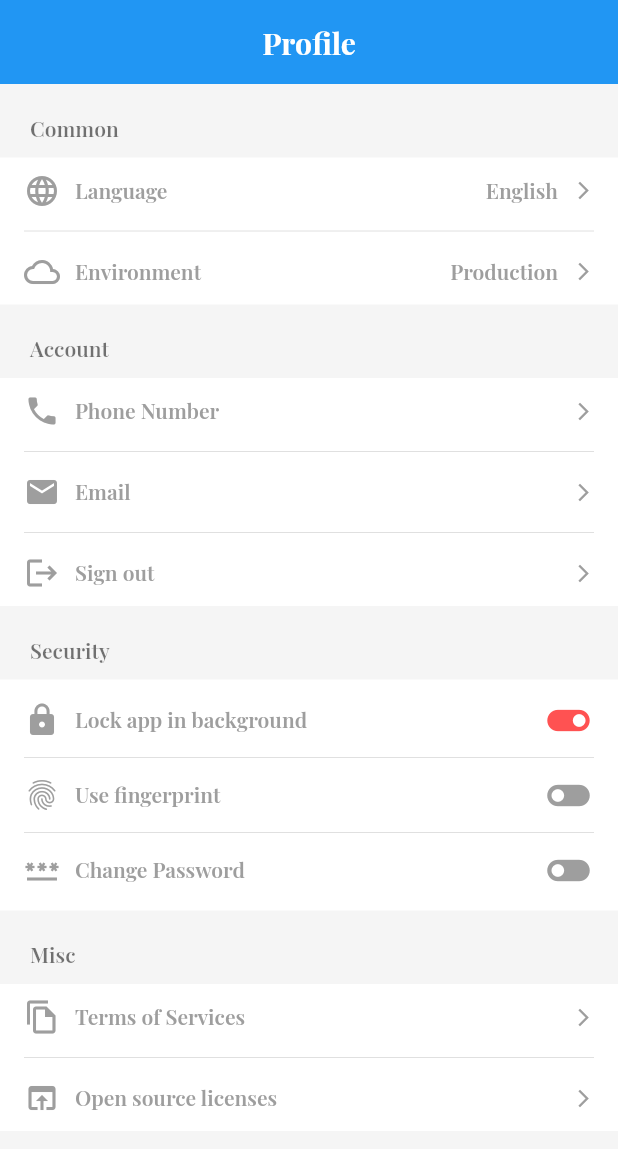
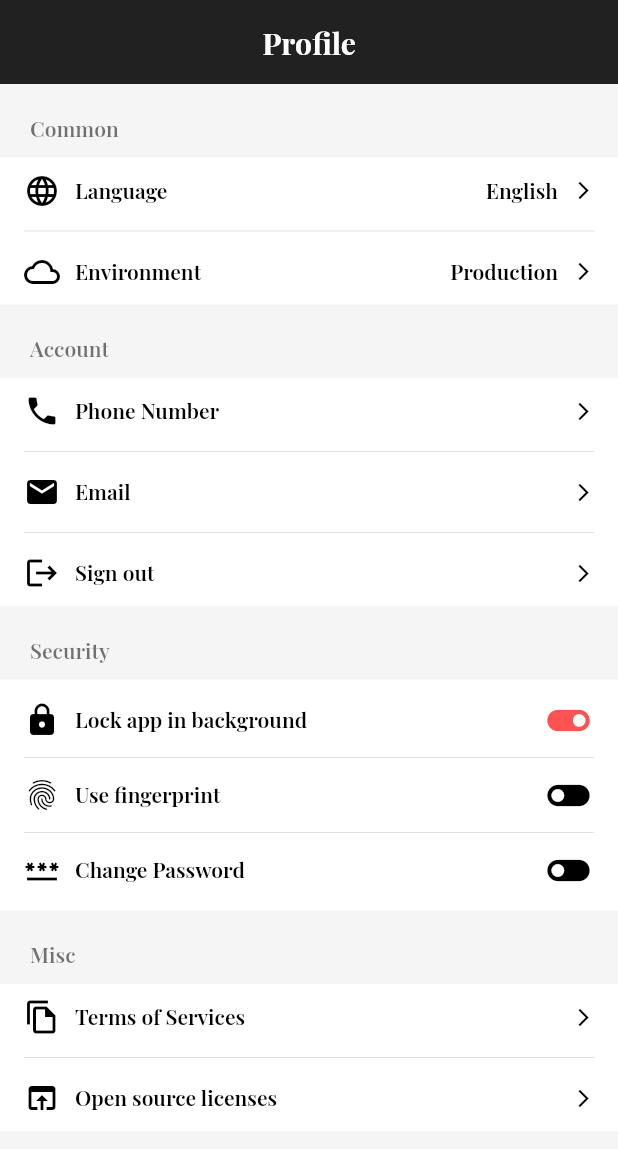
Before and after one commit to RahulChaudhary-07/5ive-to-9ine, a Flutter app: the Profile screen opened by its route, on a phone screen of 412 x 824 dp. Shown: the top 1149 px of the screen. Run offline on Flutter 3.47's test engine with Material 2 defaults, Android fonts, the phone set to English and light mode, and no system bars; our stand-ins replace google_fonts, google_nav_bar, shared_preferences; accounts and stored records are empty; network calls fail.

Commit message:
notification

```diff
--- a/lib/screens/Profile.dart
+++ b/lib/screens/Profile.dart
@@ -16,6 +16,7 @@ class _ProfileState extends State<Profile> {
   Widget build(BuildContext context) {
     return Scaffold(
       appBar: AppBar(
+        backgroundColor: Colors.black87,
         centerTitle: true,
         elevation: 0,
         automaticallyImplyLeading: false,
@@ -103,13 +104,13 @@ class _ProfileState extends State<Profile> {
       children: [
         Icon(
           icon,
-          color: Colors.grey,
+          color: Colors.black,
         ),
         SizedBox(width: 10),
         Text(
           title,
           style: TextStyle(
-            color: Colors.grey,
+            color: Colors.black,
             fontWeight: FontWeight.w600,
           ),
         ),
@@ -119,7 +120,7 @@ class _ProfileState extends State<Profile> {
           child: Icon(
             isSelected ? Icons.toggle_on : Icons.toggle_off,
             size: 34,
-            color: isSelected ? Colors.redAccent : Colors.grey,
+            color: isSelected ? Colors.redAccent : Colors.black,
           ),
         ),
       ],
@@ -262,13 +263,13 @@ class _ProfileState extends State<Profile> {
       children: [
         Icon(
           icon,
-          color: Colors.grey,
+          color: Colors.black,
         ),
         SizedBox(width: 10),
         Text(
           title,
           style: TextStyle(
-            color: Colors.grey,
+            color: Colors.black,
             fontWeight: FontWeight.w600,
           ),
         ),
@@ -276,7 +277,7 @@ class _ProfileState extends State<Profile> {
         Text(
           subtitle,
           style: TextStyle(
-            color: Colors.grey,
+            color: Colors.black,
             fontWeight: FontWeight.w600,
           ),
         ),
@@ -284,7 +285,7 @@ class _ProfileState extends State<Profile> {
         Icon(
           Icons.arrow_forward_ios,
           size: 14,
-          color: Colors.grey,
+          color: Colors.black,
         ),
       ],
     );
--- a/lib/screens/notification_screen.dart
+++ b/lib/screens/notification_screen.dart
@@ -7,6 +7,7 @@ class NotificationScreen extends StatelessWidget {
   Widget build(BuildContext context) {
     return Scaffold(
       appBar: AppBar(
+        backgroundColor: Colors.black87,
         centerTitle: true,
         elevation: 0,
         automaticallyImplyLeading: false,
```
Also changed, not shown: lib/screens/job_description_screen.dart (+5 -5 lines).
